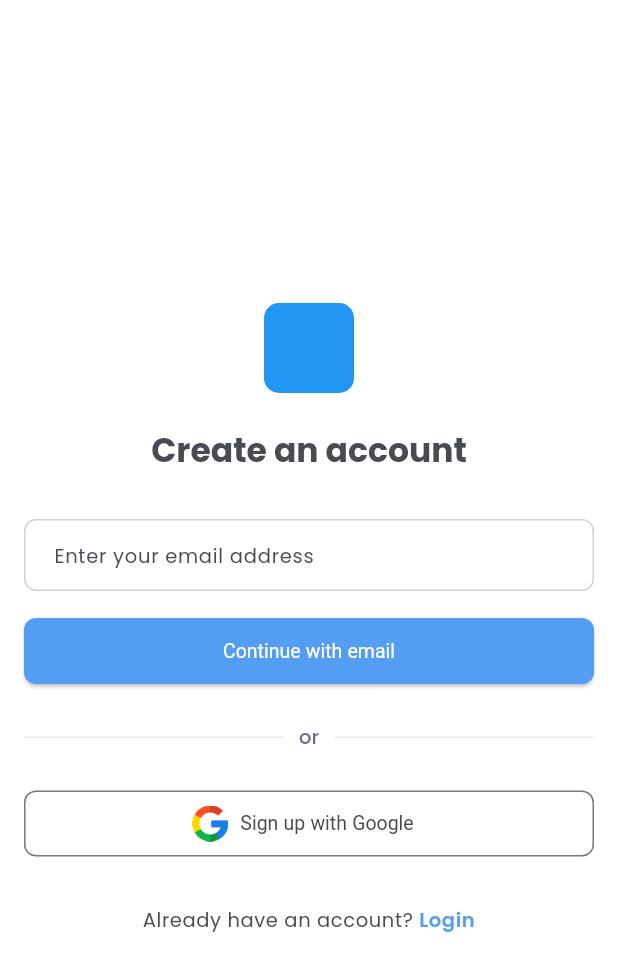
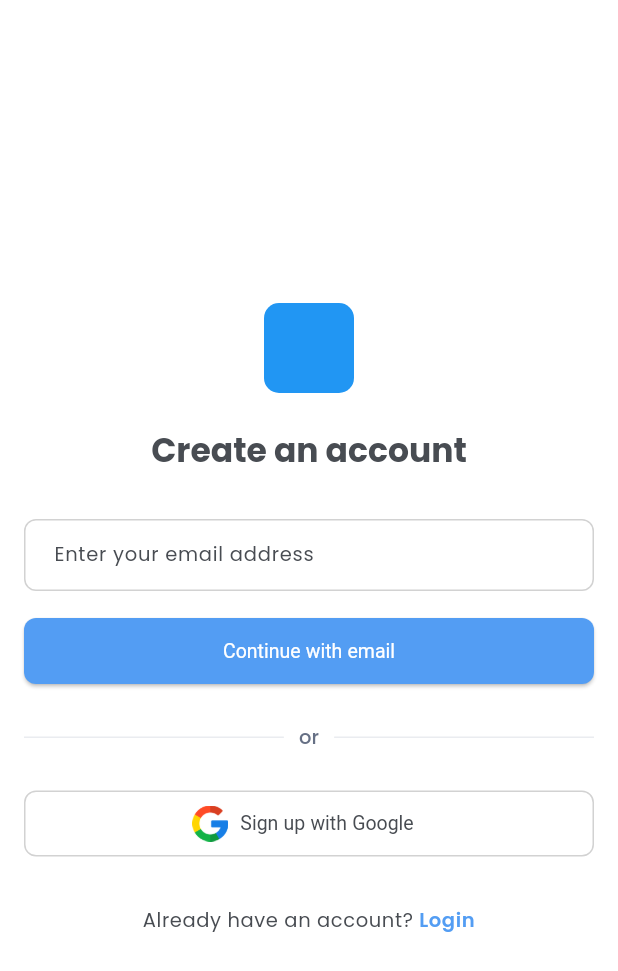
Before and after one commit to Wyntap-Inc/easevents_app, a Flutter app: the screen it shows after launch, on a phone screen of 412 x 824 dp. Shown: the top 971 px of the screen. Run offline on Flutter 3.47's test engine with Material 3 defaults, Android fonts, the phone set to English and light mode, and no system bars; our stand-ins replace google_fonts.

Commit message:
fix/outlinebuttontheme

```diff
--- a/lib/constants/app_theme.dart
+++ b/lib/constants/app_theme.dart
@@ -46,9 +46,21 @@
           contentPadding: const EdgeInsets.symmetric(
             horizontal: 16,
           ),
+          labelStyle: TextStyle(
+            fontSize: 13,
+            color: AppColors.textPrimary,
+          ),
           hintStyle: TextStyle(
             fontSize: 13,
             color: AppColors.textPrimary,
+          ),
+          counterStyle: TextStyle(
+            fontSize: 13,
+            color: AppColors.textPrimary,
+          ),
+          errorStyle: TextStyle(
+            fontSize: 13,
+            color: AppColors.errorBorderSideColor,
           ),
           enabledBorder: OutlineInputBorder(
             borderRadius: BorderRadius.circular(8),
@@ -98,7 +110,7 @@
             foregroundColor: AppColors.textPrimary,
             textStyle: const TextStyle(fontSize: 13),
             shape: RoundedRectangleBorder(
-              side: BorderSide(color: AppColors.errorBorderSideColor),
+              side: BorderSide(color: AppColors.enabledBorderSideColor),
               borderRadius: const BorderRadius.all(
                 Radius.circular(8),
               ),
--- a/lib/screens/register_screen.dart
+++ b/lib/screens/register_screen.dart
@@ -37,6 +37,7 @@
               ),
               const SizedBox(height: 32),
               TextField(
+                style: const TextStyle(fontSize: 13),
                 controller: emailController,
                 decoration: const InputDecoration(
                   hintText: 'Enter your email address',
@@ -58,6 +59,11 @@
                   width: 24,
                 ),
                 label: const Text('Sign up with Google'),
+                style: OutlinedButton.styleFrom(
+                  side: BorderSide(
+                    color: AppColors.enabledBorderSideColor,
+                  ),
+                ),
               ),
               const SizedBox(height: 32),
               RichText(
```
